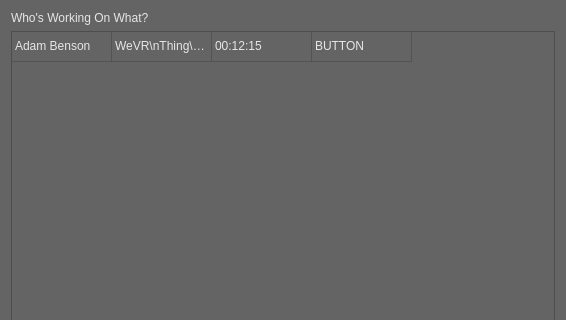
Old version of the form Python/Utilities/time_lord/ui/time_lord_scope.ui in the repository SleepDeprivedVFX/t_sheets_listener; both pictures show x 0 to 566 and y 0 to 320 of the 566 by 683 pixel window.
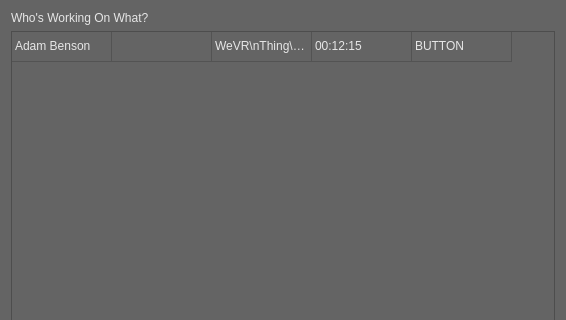
New version of the form.

Commit message: Got it to automatically add and remove users from the list.

```diff
--- a/Python/Utilities/time_lord/ui/time_lord_scope.ui
+++ b/Python/Utilities/time_lord/ui/time_lord_scope.ui
@@ -46,6 +46,11 @@
        <string>Artist</string>
       </property>
      </column>
+     <column>
+      <property name="text">
+       <string>Project</string>
+      </property>
+     </column>
      <column>
       <property name="text">
        <string>Task</string>
@@ -66,17 +71,17 @@
        <string>Adam Benson</string>
       </property>
      </item>
-     <item row="0" column="1">
-      <property name="text">
-       <string>WeVR\nThing\nTask</string>
-      </property>
-     </item>
      <item row="0" column="2">
       <property name="text">
-       <string>00:12:15</string>
+       <string>WeVR\nThing\nTask</string>
       </property>
      </item>
      <item row="0" column="3">
+      <property name="text">
+       <string>00:12:15</string>
+      </property>
+     </item>
+     <item row="0" column="4">
       <property name="text">
        <string>BUTTON</string>
       </property>
```
The commit also changes 2 other files.
